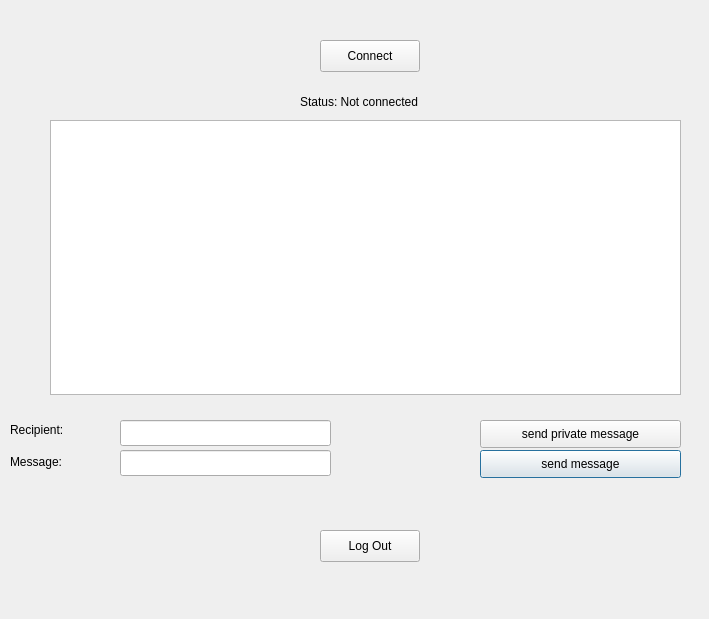
Old version of the form ChatClient/chatbox.ui in the repository razanelbarougy/Cs-2-lab-project.
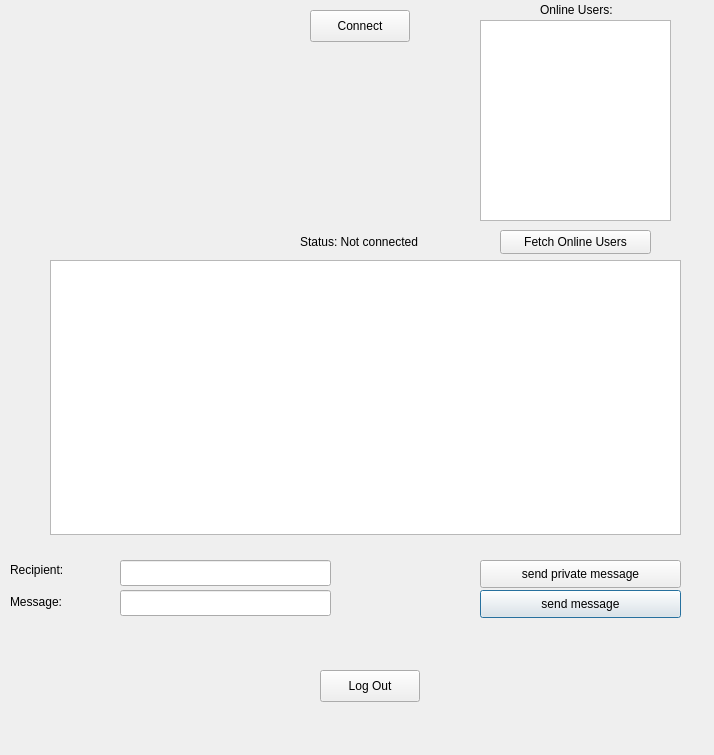
New version of the form.

What changed in the file:
```diff
--- a/ChatClient/chatbox.ui
+++ b/ChatClient/chatbox.ui
@@ -6,8 +6,8 @@
    <rect>
     <x>0</x>
     <y>0</y>
-    <width>709</width>
-    <height>619</height>
+    <width>714</width>
+    <height>755</height>
    </rect>
   </property>
   <property name="windowTitle">
@@ -17,7 +17,7 @@
    <property name="geometry">
     <rect>
      <x>50</x>
-     <y>120</y>
+     <y>260</y>
      <width>631</width>
      <height>275</height>
     </rect>
@@ -27,7 +27,7 @@
    <property name="geometry">
     <rect>
      <x>10</x>
-     <y>450</y>
+     <y>590</y>
      <width>91</width>
      <height>24</height>
     </rect>
@@ -40,7 +40,7 @@
    <property name="geometry">
     <rect>
      <x>120</x>
-     <y>450</y>
+     <y>590</y>
      <width>211</width>
      <height>26</height>
     </rect>
@@ -50,7 +50,7 @@
    <property name="geometry">
     <rect>
      <x>300</x>
-     <y>90</y>
+     <y>230</y>
      <width>141</width>
      <height>24</height>
     </rect>
@@ -63,7 +63,7 @@
    <property name="geometry">
     <rect>
      <x>480</x>
-     <y>450</y>
+     <y>590</y>
      <width>201</width>
      <height>28</height>
     </rect>
@@ -76,7 +76,7 @@
    <property name="geometry">
     <rect>
      <x>480</x>
-     <y>420</y>
+     <y>560</y>
      <width>201</width>
      <height>28</height>
     </rect>
@@ -89,7 +89,7 @@
    <property name="geometry">
     <rect>
      <x>120</x>
-     <y>420</y>
+     <y>560</y>
      <width>211</width>
      <height>26</height>
     </rect>
@@ -99,7 +99,7 @@
    <property name="geometry">
     <rect>
      <x>10</x>
-     <y>420</y>
+     <y>560</y>
      <width>81</width>
      <height>20</height>
     </rect>
@@ -111,8 +111,8 @@
   <widget class="QPushButton" name="connectButton">
    <property name="geometry">
     <rect>
-     <x>320</x>
-     <y>40</y>
+     <x>310</x>
+     <y>10</y>
      <width>100</width>
      <height>32</height>
     </rect>
@@ -125,7 +125,7 @@
    <property name="geometry">
     <rect>
      <x>320</x>
-     <y>530</y>
+     <y>670</y>
      <width>100</width>
      <height>32</height>
     </rect>
@@ -134,6 +134,42 @@
     <string>Log Out</string>
    </property>
   </widget>
+  <widget class="QLabel" name="onlineUserslabel">
+   <property name="geometry">
+    <rect>
+     <x>540</x>
+     <y>0</y>
+     <width>81</width>
+     <height>20</height>
+    </rect>
+   </property>
+   <property name="text">
+    <string>Online Users:</string>
+   </property>
+  </widget>
+  <widget class="QPushButton" name="fetchUsersButton">
+   <property name="geometry">
+    <rect>
+     <x>500</x>
+     <y>230</y>
+     <width>151</width>
+     <height>24</height>
+    </rect>
+   </property>
+   <property name="text">
+    <string>Fetch Online Users</string>
+   </property>
+  </widget>
+  <widget class="QListWidget" name="onlineUsersListWidget">
+   <property name="geometry">
+    <rect>
+     <x>480</x>
+     <y>20</y>
+     <width>191</width>
+     <height>201</height>
+    </rect>
+   </property>
+  </widget>
  </widget>
  <resources/>
  <connections/>
```
